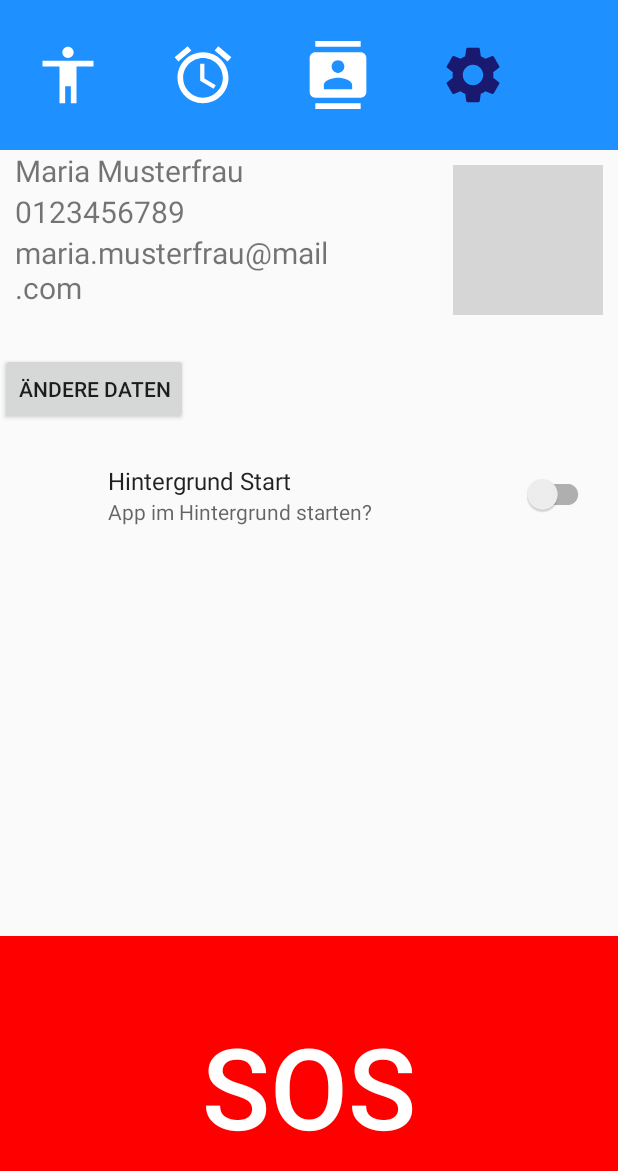
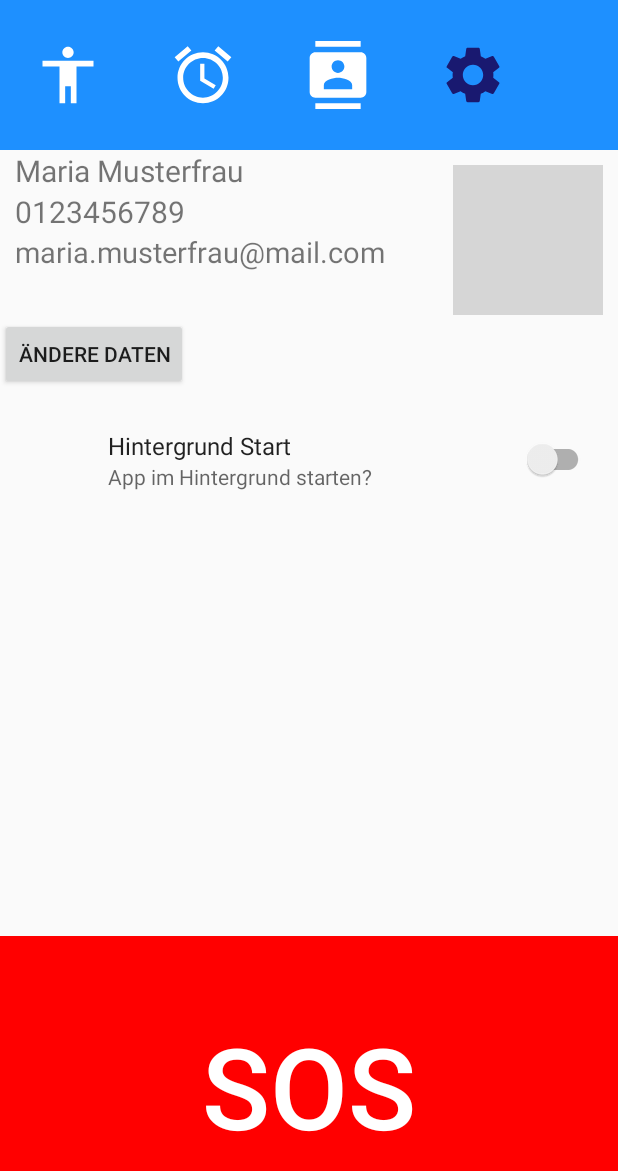
Before and after one commit to LukasMurnig/MySimpleNotfallApp, an Android app: the SettingsActivity screen opened directly, with no data from a screen before it, on a phone screen of 412 x 824 dp. Shown: the top 1171 px of the screen. Run offline under Robolectric (Android 15) with nearby library versions, the phone set to English and light mode, and no system bars; our stand-ins replace Volley, androidx.preference; network calls fail; 2 statements that could not run were skipped; grey boxes are pictures that could not be loaded.

Commit message:
resolve warnings

```diff
--- a/NotfallApp/app/src/main/java/com/example/notfallapp/adapter/AlertsListAdapter.kt
+++ b/NotfallApp/app/src/main/java/com/example/notfallapp/adapter/AlertsListAdapter.kt
@@ -10,6 +10,9 @@ import com.example.notfallapp.R
 import com.example.notfallapp.bll.Alert
 import com.example.notfallapp.menubar.alert.DetailAlertActivity
 
+/*
+* Wird später den Alarms List Adapter ersetzen, dann wenn man Daten vom Server bekommt
+ */
 class AlertsListAdapter(private var alerts: List<Alert>) : RecyclerView.Adapter<AlertsListAdapter.AlertsViewHolder>(){
 
     override fun onCreateViewHolder(
--- a/NotfallApp/app/src/main/java/com/example/notfallapp/alarm/AlarmCanceledActivity.kt
+++ b/NotfallApp/app/src/main/java/com/example/notfallapp/alarm/AlarmCanceledActivity.kt
@@ -2,8 +2,6 @@ package com.example.notfallapp.alarm
 
 import android.content.Context
 import android.content.Intent
-import android.net.ConnectivityManager
-import android.net.wifi.WifiManager
 import android.os.Bundle
 import android.util.Log
 import android.widget.Button
@@ -13,9 +11,9 @@ import androidx.appcompat.app.AppCompatActivity
 import androidx.core.content.ContextCompat
 import com.example.notfallapp.MainActivity
 import com.example.notfallapp.R
+import com.example.notfallapp.interfaces.ICheckPermission
 import com.example.notfallapp.interfaces.ICreatingOnClickListener
 import com.example.notfallapp.interfaces.INotifications
-import com.example.notfallapp.interfaces.ICheckPermission
 import com.example.notfallapp.menubar.alert.AlarmsActivity
 import com.example.notfallapp.menubar.contact.ContactActivity
 import com.example.notfallapp.menubar.settings.SettingsActivity
--- a/NotfallApp/app/src/main/java/com/example/notfallapp/alarm/AlarmSuccesfulActivity.kt
+++ b/NotfallApp/app/src/main/java/com/example/notfallapp/alarm/AlarmSuccesfulActivity.kt
@@ -1,9 +1,6 @@
 package com.example.notfallapp.alarm
 
-import android.content.Context
 import android.content.Intent
-import android.net.ConnectivityManager
-import android.net.wifi.WifiManager
 import android.os.Bundle
 import android.util.Log
 import android.widget.Button
--- a/NotfallApp/app/src/main/java/com/example/notfallapp/alarm/CallAlarmActivity.kt
+++ b/NotfallApp/app/src/main/java/com/example/notfallapp/alarm/CallAlarmActivity.kt
@@ -4,7 +4,6 @@ import android.content.Context
 import android.content.Intent
 import android.net.ConnectivityManager
 import android.net.NetworkInfo
-import android.net.wifi.WifiManager
 import android.os.Bundle
 import android.util.Log
 import android.widget.Button
--- a/NotfallApp/app/src/main/java/com/example/notfallapp/alarm/TimerHandler.kt
+++ b/NotfallApp/app/src/main/java/com/example/notfallapp/alarm/TimerHandler.kt
@@ -50,7 +50,7 @@ class TimerHandler {
 
             val location = CurrentLocation.getCurrentLocation(context)
 
-            var alarm: Alarm? = null
+            val alarm: Alarm?
 
             if (location != null) {
                 alarm = try{
--- a/NotfallApp/app/src/main/java/com/example/notfallapp/interfaces/IConnectBracelet.kt
+++ b/NotfallApp/app/src/main/java/com/example/notfallapp/interfaces/IConnectBracelet.kt
@@ -9,7 +9,6 @@ import com.example.notfallapp.MainActivity
 import com.example.notfallapp.R
 import com.example.notfallapp.bll.Device
 import com.example.notfallapp.bll.ReadWriteCharacteristic
-import com.example.notfallapp.connectBracelet.AddBraceletActivityI.Companion.device
 import com.example.notfallapp.connectBracelet.Constants
 import com.example.notfallapp.connectBracelet.ProcessQueueExecutor
 import com.example.notfallapp.database.EmergencyAppDatabase
--- a/NotfallApp/app/src/main/java/com/example/notfallapp/menubar/alert/AlarmsActivity.kt
+++ b/NotfallApp/app/src/main/java/com/example/notfallapp/menubar/alert/AlarmsActivity.kt
@@ -1,8 +1,5 @@
 package com.example.notfallapp.menubar.alert
 
-import android.content.Context
-import android.net.ConnectivityManager
-import android.net.wifi.WifiManager
 import android.os.AsyncTask
 import android.os.Bundle
 import android.widget.Button
@@ -16,8 +13,8 @@ import com.example.notfallapp.adapter.AlarmsListAdapter
 import com.example.notfallapp.bll.Alarm
 import com.example.notfallapp.bll.AlertingChain
 import com.example.notfallapp.database.EmergencyAppDatabase
+import com.example.notfallapp.interfaces.ICheckPermission
 import com.example.notfallapp.interfaces.ICreatingOnClickListener
-import com.example.notfallapp.interfaces.ICheckPermission
 import kotlinx.coroutines.GlobalScope
 import kotlinx.coroutines.launch
 
--- a/NotfallApp/app/src/main/java/com/example/notfallapp/menubar/contact/ContactActivity.kt
+++ b/NotfallApp/app/src/main/java/com/example/notfallapp/menubar/contact/ContactActivity.kt
@@ -1,9 +1,6 @@
 package com.example.notfallapp.menubar.contact
 
-import android.content.Context
 import android.content.Intent
-import android.net.ConnectivityManager
-import android.net.wifi.WifiManager
 import android.os.AsyncTask
 import android.os.Bundle
 import android.util.Log
--- a/NotfallApp/app/src/main/java/com/example/notfallapp/menubar/contact/SelectContactPictureActivity.kt
+++ b/NotfallApp/app/src/main/java/com/example/notfallapp/menubar/contact/SelectContactPictureActivity.kt
@@ -1,11 +1,8 @@
 package com.example.notfallapp.menubar.contact
 
 import android.app.Activity
-import android.content.Context
 import android.content.Intent
-import android.net.ConnectivityManager
 import android.net.Uri
-import android.net.wifi.WifiManager
 import android.os.Bundle
 import android.provider.MediaStore
 import android.util.Log
--- a/NotfallApp/app/src/main/java/com/example/notfallapp/menubar/settings/ChangeProfilActivity.kt
+++ b/NotfallApp/app/src/main/java/com/example/notfallapp/menubar/settings/ChangeProfilActivity.kt
@@ -1,10 +1,7 @@
 package com.example.notfallapp.menubar.settings
 
 import android.app.Activity
-import android.content.Context
 import android.content.Intent
-import android.net.ConnectivityManager
-import android.net.wifi.WifiManager
 import android.os.Bundle
 import android.widget.Button
 import android.widget.EditText
--- a/NotfallApp/app/src/main/res/layout/activity_settings.xml
+++ b/NotfallApp/app/src/main/res/layout/activity_settings.xml
@@ -51,7 +51,11 @@
                 android:textSize="20sp"
                 app:layout_constraintStart_toStartOf="parent"
                 app:layout_constraintTop_toBottomOf="@+id/tvTelNr"
-                android:maxLines="2"/>
+                android:maxLines="1"
+                app:autoSizeTextType="uniform"
+                app:autoSizeMinTextSize="8sp"
+                app:autoSizeMaxTextSize="20sp"
+                app:autoSizeStepGranularity="1sp"/>
 
             <Button
                 android:id="@+id/btnChangeData"
```
Also changed, not shown: NotfallApp/app/src/main/java/com/example/notfallapp/MainActivity.kt (+4 -11 lines), 1 other file.
